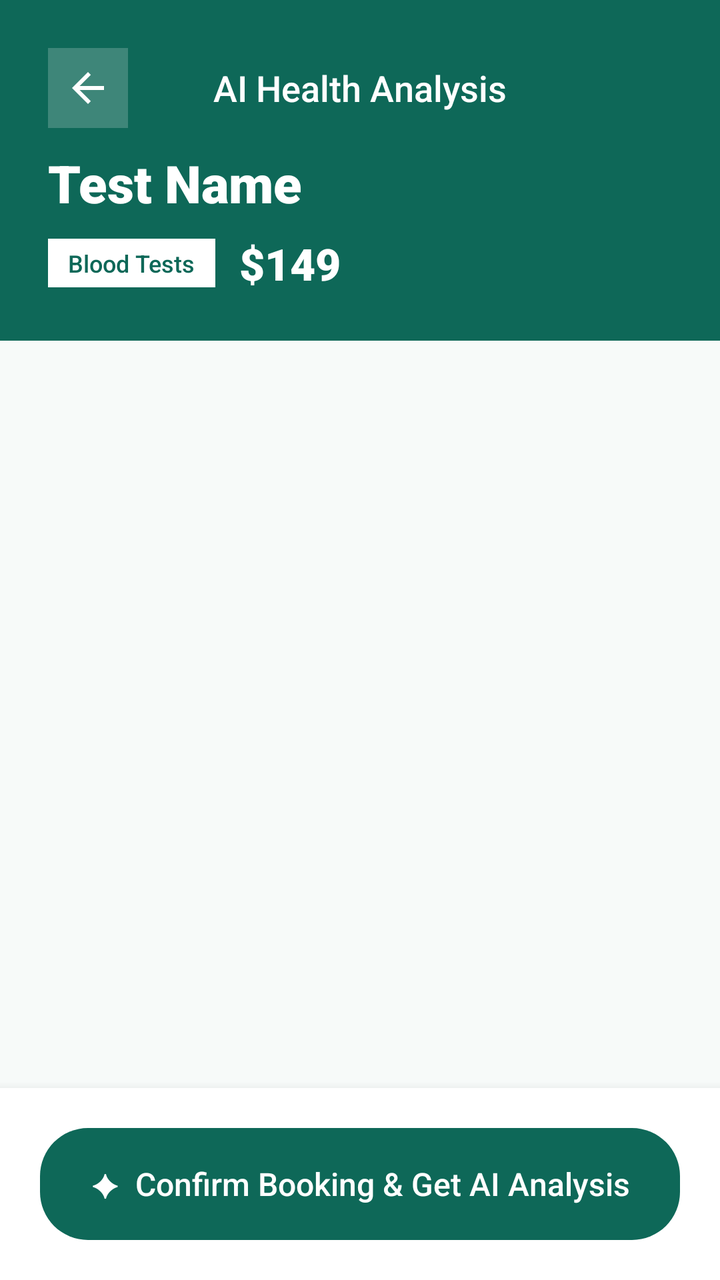
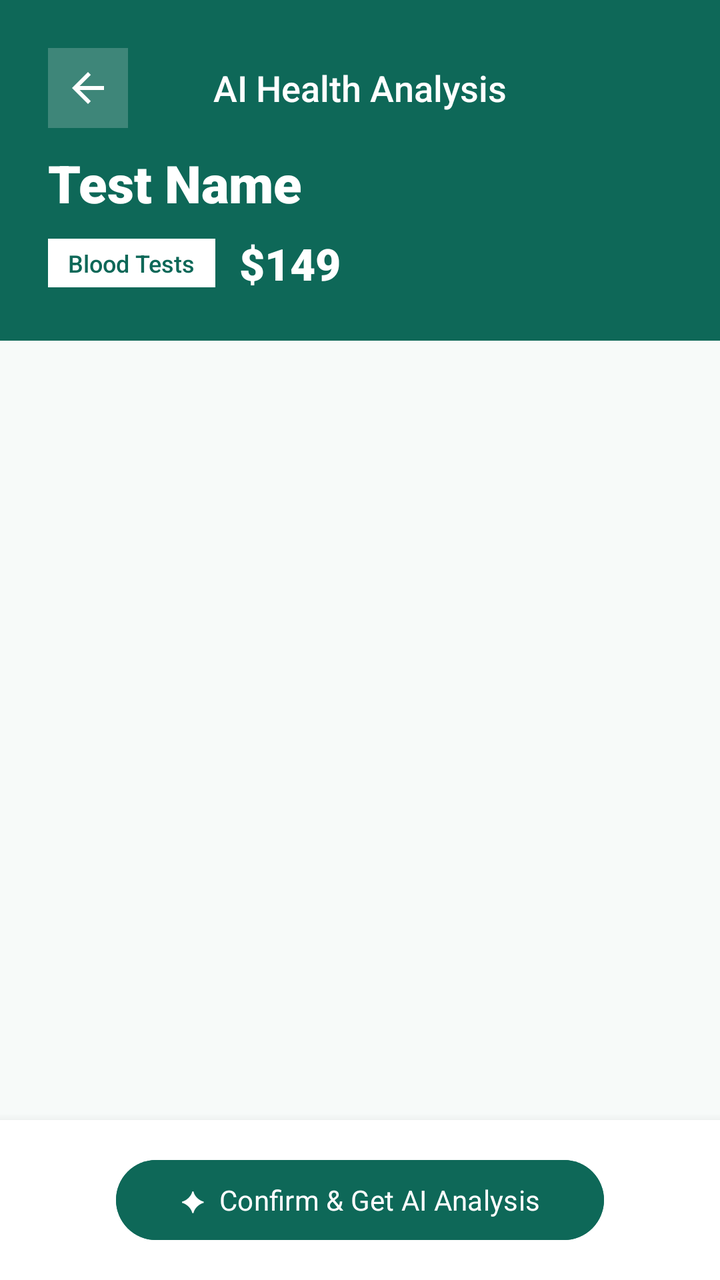

The first picture is an Android layout as it rendered before a commit; the second is the same layout after the commit. The layout source and the unified diff follow.
<!-- AndroidManifest.xml: application theme Theme.Heal -->
<!-- res/layout/activity_ai_lab_questions.xml -->
<?xml version="1.0" encoding="utf-8"?>
<androidx.coordinatorlayout.widget.CoordinatorLayout
    xmlns:android="http://schemas.android.com/apk/res/android"
    xmlns:app="http://schemas.android.com/apk/res-auto"
    android:layout_width="match_parent"
    android:layout_height="match_parent"
    android:background="#F7FAF9">

    <com.google.android.material.appbar.AppBarLayout
        android:layout_width="match_parent"
        android:layout_height="wrap_content"
        android:background="#0E6858">

        
        <LinearLayout
            android:id="@+id/headerLayout"
            android:layout_width="match_parent"
            android:layout_height="wrap_content"
            android:orientation="vertical"
            android:padding="24dp"
            android:paddingBottom="32dp">

            <RelativeLayout
                android:layout_width="match_parent"
                android:layout_height="wrap_content">

                <ImageView
                    android:id="@+id/btnBack"
                    android:layout_width="40dp"
                    android:layout_height="40dp"
                    android:layout_centerVertical="true"
                    android:src="@drawable/ic_back"
                    android:tint="@color/white"
                    android:background="#33FFFFFF"
                    android:padding="8dp"/>

                <TextView
                    android:layout_width="wrap_content"
                    android:layout_height="wrap_content"
                    android:layout_centerInParent="true"
                    android:text="AI Health Analysis"
                    android:textColor="@color/white"
                    android:textSize="18sp"
                    android:fontFamily="sans-serif-medium"/>
            </RelativeLayout>


            <TextView
                android:id="@+id/tvTestName"
                android:layout_width="wrap_content"
                android:layout_height="wrap_content"
                android:layout_marginTop="10dp"
                android:textColor="@color/white"
                android:textSize="26sp"
                android:fontFamily="sans-serif-black"
                android:text="Test Name"/>

            <LinearLayout
                android:layout_width="match_parent"
                android:layout_height="wrap_content"
                android:layout_marginTop="8dp"
                android:orientation="horizontal"
                android:gravity="center_vertical">

                <TextView
                    android:id="@+id/tvCategory"
                    android:layout_width="wrap_content"
                    android:layout_height="wrap_content"
                    android:paddingStart="10dp"
                    android:paddingEnd="10dp"
                    android:paddingTop="4dp"
                    android:paddingBottom="4dp"
                    android:text="Blood Tests"
                    android:textColor="#0E6858"
                    android:textSize="12sp"
                    android:fontFamily="sans-serif-medium"
                    android:background="#FFFFFFFF"/>

                <TextView
                    android:id="@+id/tvPrice"
                    android:layout_width="wrap_content"
                    android:layout_height="wrap_content"
                    android:layout_marginStart="12dp"
                    android:text="$149"
                    android:textColor="@color/white"
                    android:textSize="22sp"
                    android:fontFamily="sans-serif-black"/>
            </LinearLayout>
        </LinearLayout>
    </com.google.android.material.appbar.AppBarLayout>

    
    <androidx.core.widget.NestedScrollView
        android:id="@+id/scrollQuestions"
        android:layout_width="match_parent"
        android:layout_height="match_parent"
        android:paddingBottom="100dp"
        android:clipToPadding="false"
        app:layout_behavior="@string/appbar_scrolling_view_behavior">

        <LinearLayout
            android:id="@+id/llQuestionsContainer"
            android:layout_width="match_parent"
            android:layout_height="wrap_content"
            android:orientation="vertical"
            android:padding="20dp"/>
    </androidx.core.widget.NestedScrollView>

    
    <LinearLayout
        android:layout_width="match_parent"
        android:layout_height="wrap_content"
        android:layout_gravity="bottom"
        android:background="@color/white"
        android:elevation="8dp"
        android:padding="20dp">

        <TextView
            android:id="@+id/btnConfirmBooking"
            android:layout_width="match_parent"
            android:layout_height="56dp"
            android:background="@drawable/bg_tab_active"
            android:gravity="center"
            android:text="✦  Confirm Booking &amp; Get AI Analysis"
            android:textColor="@color/white"
            android:textSize="16sp"
            android:fontFamily="sans-serif-medium"/>
    </LinearLayout>

</androidx.coordinatorlayout.widget.CoordinatorLayout>
<!-- resources referenced by this layout -->
<resources>
  <color name="white">#FFFFFF</color>
  <!-- drawable bg_tab_active (drawable) -->
  <?xml version="1.0" encoding="utf-8"?>
  <shape xmlns:android="http://schemas.android.com/apk/res/android"
      android:shape="rectangle">
      <corners android:radius="24dp" />
      <solid android:color="@color/colorPrimary" />
  </shape>
  <!-- drawable ic_back (drawable) -->
  <vector xmlns:android="http://schemas.android.com/apk/res/android"
      android:width="24dp" android:height="24dp"
      android:viewportWidth="24.0" android:viewportHeight="24.0">
      <path android:fillColor="#FF000000" android:pathData="M20,11H7.83l5.59,-5.59L12,4l-8,8l8,8l1.41,-1.41L7.83,13H20v-2z"/>
  </vector>
  <style name="Theme.Heal" parent="Base.Theme.Heal" />
  <color name="colorPrimary">#0E6858</color>
  <style name="Base.Theme.Heal" parent="Theme.Material3.DayNight.NoActionBar">
          
          <item name="colorPrimary">@color/colorPrimary</item>
          <item name="colorPrimaryVariant">@color/colorPrimaryVariant</item>
          <item name="colorAccent">@color/colorAccent</item>
          <item name="android:statusBarColor">@color/app_background_color</item>
          <item name="android:windowLightStatusBar">true</item>
      </style>
  <color name="colorPrimaryVariant">#328171</color>
  <color name="colorAccent">#88D5C2</color>
  <color name="app_background_color">#E8F0EE</color>
</resources>

<!-- the commit's change to res/layout/activity_ai_lab_questions.xml (unified diff, before → after) -->
@@ -113,18 +113,23 @@
         android:layout_gravity="bottom"
         android:background="@color/white"
         android:elevation="8dp"
-        android:padding="20dp">
+        android:padding="16dp"
+        android:gravity="center">
 
-        <TextView
+        <com.google.android.material.button.MaterialButton
             android:id="@+id/btnConfirmBooking"
-            android:layout_width="match_parent"
-            android:layout_height="56dp"
-            android:background="@drawable/bg_tab_active"
-            android:gravity="center"
-            android:text="✦  Confirm Booking &amp; Get AI Analysis"
+            android:layout_width="wrap_content"
+            android:layout_height="48dp"
+            android:paddingStart="32dp"
+            android:paddingEnd="32dp"
+            android:text="✦  Confirm &amp; Get AI Analysis"
             android:textColor="@color/white"
-            android:textSize="16sp"
-            android:fontFamily="sans-serif-medium"/>
+            android:textSize="14sp"
+            android:fontFamily="sans-serif-bold"
+            app:cornerRadius="24dp"
+            android:textAllCaps="false"
+            android:backgroundTint="@color/colorPrimary"
+            style="@style/Widget.Material3.Button"/>
     </LinearLayout>
 
 </androidx.coordinatorlayout.widget.CoordinatorLayout>
<!-- resource entries referenced after the edit -->
@@ -1,13 +1,6 @@
 <!-- resources referenced by this layout -->
 <resources>
   <color name="white">#FFFFFF</color>
-  <!-- drawable bg_tab_active (drawable) -->
-  <?xml version="1.0" encoding="utf-8"?>
-  <shape xmlns:android="http://schemas.android.com/apk/res/android"
-      android:shape="rectangle">
-      <corners android:radius="24dp" />
-      <solid android:color="@color/colorPrimary" />
-  </shape>
   <!-- drawable ic_back (drawable) -->
   <vector xmlns:android="http://schemas.android.com/apk/res/android"
       android:width="24dp" android:height="24dp"
